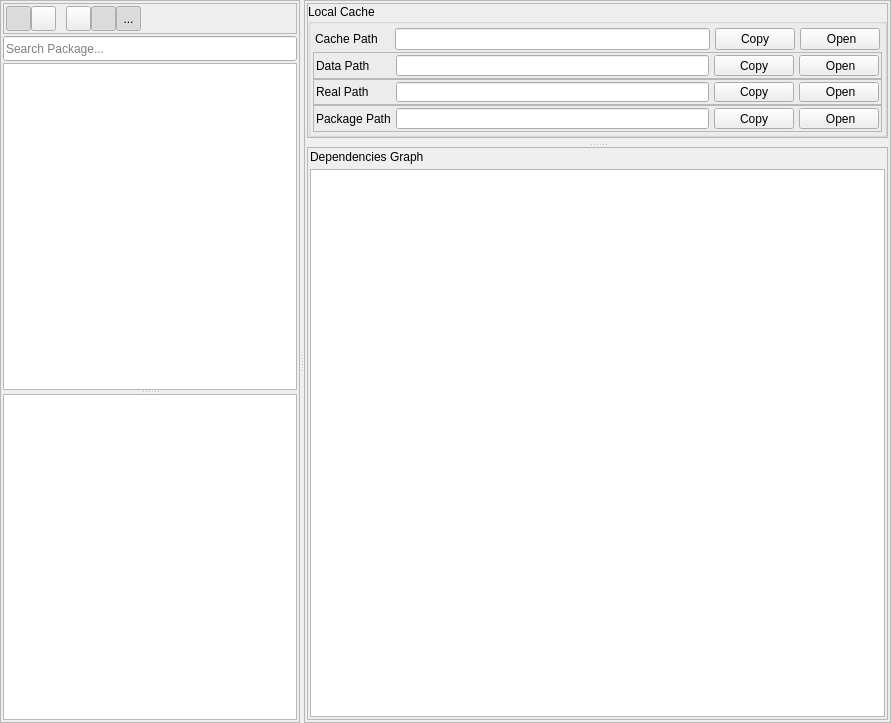
Above: resources/ui/widget/tab/package/tab_package.ui from afri-bit/conan-guide before the change. Below: the same form after it.
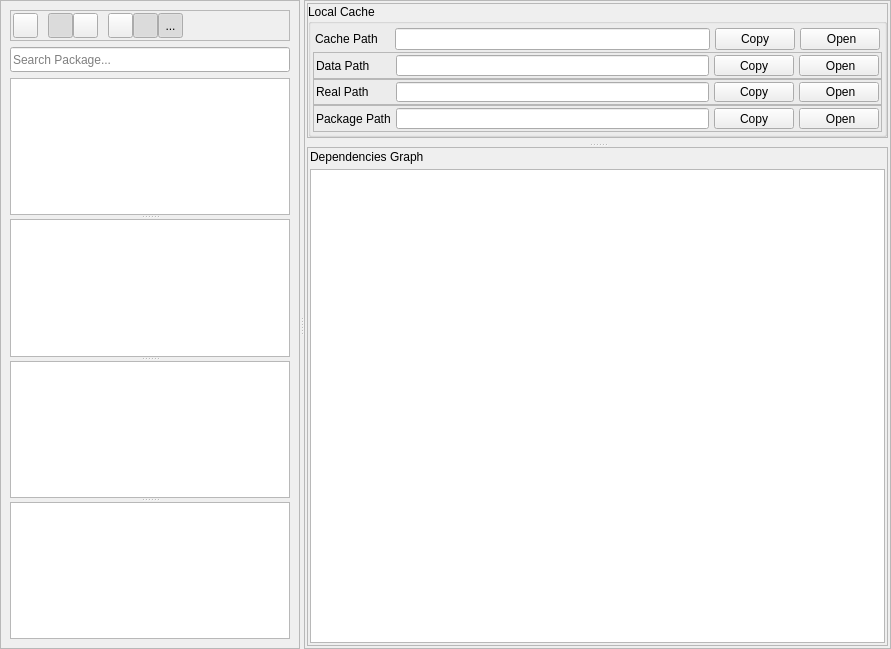
That is the form after the change. Icons and pictures are not drawn.

Commit message: Separated the package and its binaries into different widgets

What changed in the file:
```diff
--- a/resources/ui/widget/tab/package/tab_package.ui
+++ b/resources/ui/widget/tab/package/tab_package.ui
@@ -7,7 +7,7 @@
     <x>0</x>
     <y>0</y>
     <width>891</width>
-    <height>723</height>
+    <height>649</height>
    </rect>
   </property>
   <property name="windowTitle">
@@ -54,21 +54,6 @@
        <enum>QFrame::Raised</enum>
       </property>
       <layout class="QVBoxLayout" name="verticalLayout">
-       <property name="spacing">
-        <number>2</number>
-       </property>
-       <property name="leftMargin">
-        <number>2</number>
-       </property>
-       <property name="topMargin">
-        <number>2</number>
-       </property>
-       <property name="rightMargin">
-        <number>2</number>
-       </property>
-       <property name="bottomMargin">
-        <number>2</number>
-       </property>
        <item>
         <widget class="QFrame" name="frame_16">
          <property name="layoutDirection">
@@ -96,6 +81,51 @@
           <property name="bottomMargin">
            <number>2</number>
           </property>
+          <item>
+           <widget class="QToolButton" name="toolButtonRefresh">
+            <property name="minimumSize">
+             <size>
+              <width>25</width>
+              <height>25</height>
+             </size>
+            </property>
+            <property name="toolTip">
+             <string>Refresh</string>
+            </property>
+            <property name="text">
+             <string/>
+            </property>
+            <property name="icon">
+             <iconset resource="../../../../resources.qrc">
+              <normaloff>:/icon/light/refresh.png</normaloff>:/icon/light/refresh.png</iconset>
+            </property>
+            <property name="checkable">
+             <bool>false</bool>
+            </property>
+            <property name="checked">
+             <bool>false</bool>
+            </property>
+            <property name="autoRaise">
+             <bool>false</bool>
+            </property>
+           </widget>
+          </item>
+          <item>
+           <spacer name="horizontalSpacer_5">
+            <property name="orientation">
+             <enum>Qt::Horizontal</enum>
+            </property>
+            <property name="sizeType">
+             <enum>QSizePolicy::Fixed</enum>
+            </property>
+            <property name="sizeHint" stdset="0">
+             <size>
+              <width>10</width>
+              <height>20</height>
+             </size>
+            </property>
+           </spacer>
+          </item>
           <item>
            <widget class="QToolButton" name="toolButtonSortAscending">
             <property name="minimumSize">
@@ -299,7 +329,9 @@
            <bool>true</bool>
           </property>
          </widget>
-         <widget class="QTreeView" name="treeViewRecipeInspect"/>
+         <widget class="QTreeView" name="treeViewPackage"/>
+         <widget class="QListView" name="listViewPackageBinary"/>
+         <widget class="QTreeView" name="treeViewPackageInspect"/>
         </widget>
        </item>
       </layout>
```
Left out of the diff: 2 changed lines with no effect on the pictures. The commit also changes 10 other files.
